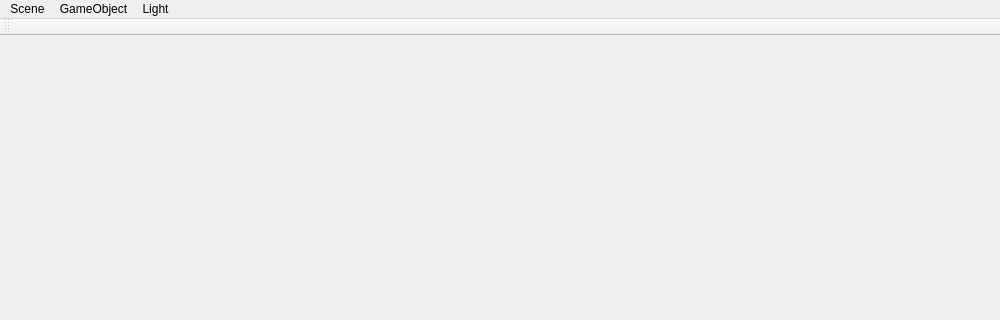
This is HXEngine/HXEditor/HXEditorWin.ui in huangx916/HXEngine as Qt 5 draws it before an edit; both pictures show x 0 to 1000 and y 0 to 320 of the 1000 by 600 pixel window. The edited form follows.
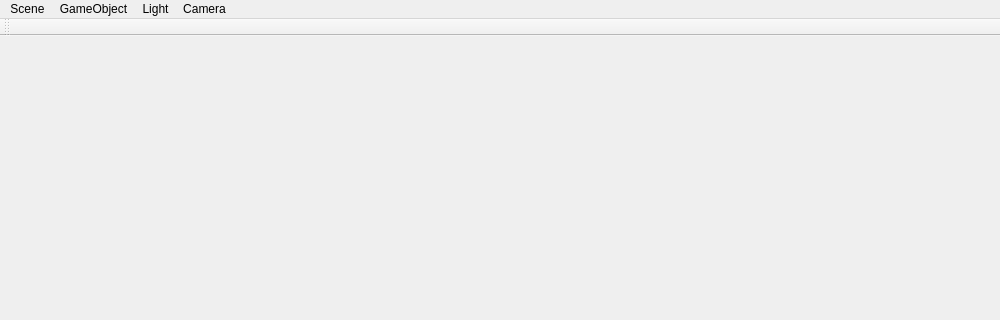
This is the edited form.

Commit message: create and delete camera in editor

```diff
--- a/HXEngine/HXEditor/HXEditorWin.ui
+++ b/HXEngine/HXEditor/HXEditorWin.ui
@@ -23,7 +23,7 @@
      <x>0</x>
      <y>0</y>
      <width>1000</width>
-     <height>23</height>
+     <height>18</height>
     </rect>
    </property>
    <widget class="QMenu" name="menuFile">
@@ -59,9 +59,17 @@
     <addaction name="menuCreateLight"/>
     <addaction name="actionDeleteLight"/>
    </widget>
+   <widget class="QMenu" name="menuCamera">
+    <property name="title">
+     <string>Camera</string>
+    </property>
+    <addaction name="actionCreateCamera"/>
+    <addaction name="actionDeleteCamera"/>
+   </widget>
    <addaction name="menuFile"/>
    <addaction name="menuGameObject"/>
    <addaction name="menuLight"/>
+   <addaction name="menuCamera"/>
   </widget>
   <widget class="QToolBar" name="mainToolBar">
    <attribute name="toolBarArea">
```
Left out of the diff: 10 changed lines with no effect on the pictures. The commit also changes 10 other files.
